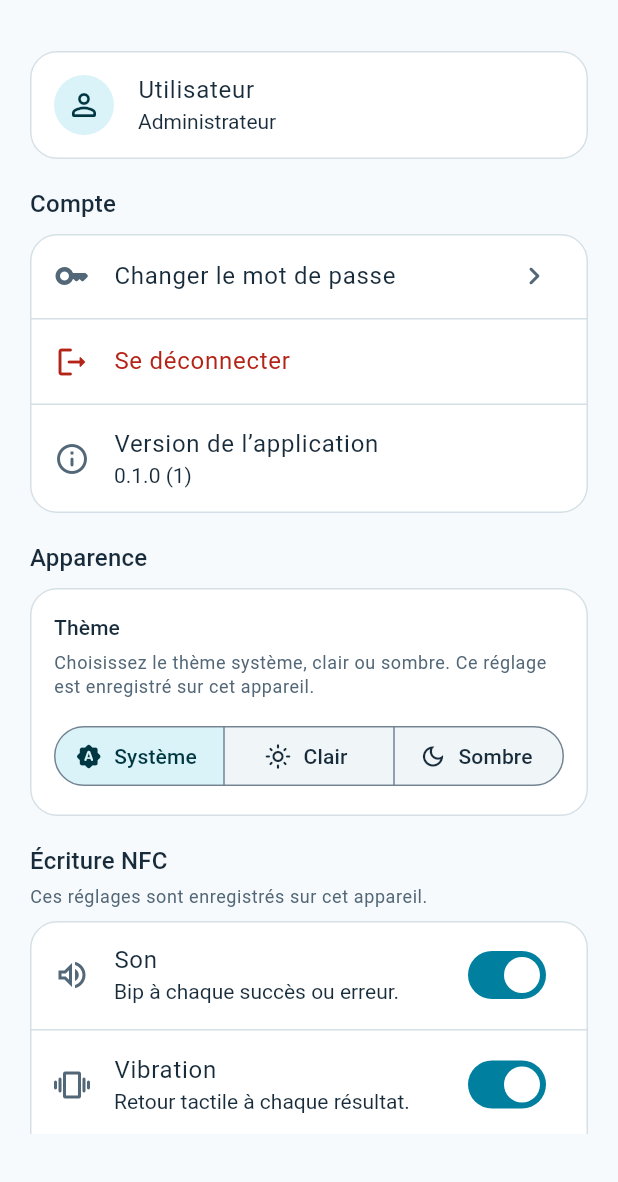
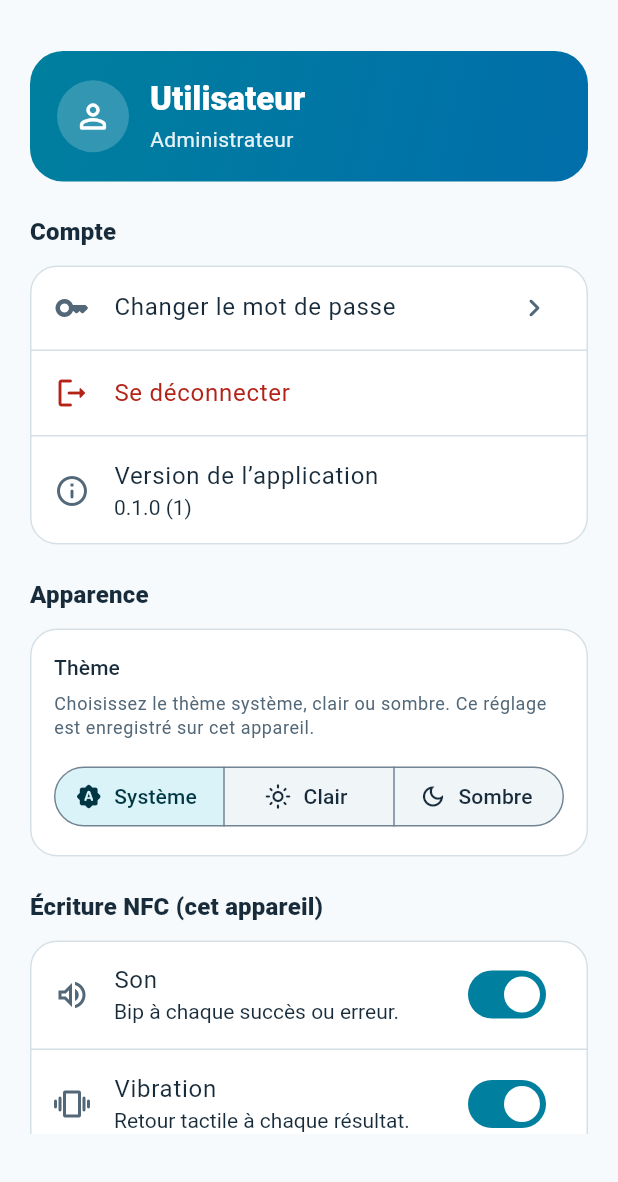
Before and after one commit to poodasamuelpro/Izicard-Managers, a Flutter app: the SettingsScreen screen opened directly with empty values, on a phone screen of 412 x 824 dp, the part 54-1236 px from its top. Run offline on Flutter 3.47's test engine with Material 3 defaults, Android fonts, the phone set to English and light mode, and no system bars; our stand-ins replace connectivity_plus, cross_file, file_picker, package_info_plus, share_plus, shared_preferences and 3 more; missing offline and left inert: app_settings, excel, excel2003, nfc_manager, nfc_manager_ndef; accounts and stored records are empty.

Commit message:
feat(ui): réglages, tableau de bord et détail de carte redessinés
Co-Authored-By: Claude Sonnet 5.5 <noreply@anthropic.com>
Claude-Session: https://claude.ai/code/session_01GAiayizh7pQTdqmgBLDqPR

```diff
--- a/lib/features/settings/settings_screen.dart
+++ b/lib/features/settings/settings_screen.dart
@@ -1,4 +1,6 @@
 import 'package:flutter/material.dart';
+
+import '../../core/widgets/izi_ui.dart';
 import 'package:package_info_plus/package_info_plus.dart';
 import 'package:supabase_flutter/supabase_flutter.dart';
 
@@ -94,31 +96,13 @@ class SettingsScreen extends StatelessWidget {
                 child: ListView(
                   padding: EdgeInsets.zero,
                   children: [
-                    Card(
-                      child: ListTile(
-                        leading: CircleAvatar(
-                          backgroundColor:
-                              Theme.of(context).colorScheme.primaryContainer,
-                          child: Icon(
-                            Icons.person_outline_rounded,
-                            color:
-                                Theme.of(
-                                  context,
-                                ).colorScheme.onPrimaryContainer,
-                          ),
-                        ),
-                        title: Text(profile.displayName),
-                        subtitle: Text(
+                    IziHero(
+                      icon: Icons.person_outline_rounded,
+                      title: profile.displayName,
+                      subtitle:
                           '${profile.role.label}${email.isEmpty ? '' : ' · $email'}',
-                        ),
-                      ),
                     ),
-                    const SizedBox(height: 18),
-                    Text(
-                      'Compte',
-                      style: Theme.of(context).textTheme.titleMedium,
-                    ),
-                    const SizedBox(height: 8),
+                    const IziSectionTitle('Compte'),
                     Card(
                       child: Column(
                         children: [
@@ -163,12 +147,7 @@ class SettingsScreen extends StatelessWidget {
                         ],
                       ),
                     ),
-                    const SizedBox(height: 18),
-                    Text(
-                      'Apparence',
-                      style: Theme.of(context).textTheme.titleMedium,
-                    ),
-                    const SizedBox(height: 8),
+                    const IziSectionTitle('Apparence'),
                     Card(
                       child: Padding(
                         padding: const EdgeInsets.all(16),
@@ -229,19 +208,7 @@ class SettingsScreen extends StatelessWidget {
                         ),
                       ),
                     ),
-                    const SizedBox(height: 18),
-                    Text(
-                      'Écriture NFC',
-                      style: Theme.of(context).textTheme.titleMedium,
-                    ),
-                    const SizedBox(height: 4),
-                    Text(
-                      'Ces réglages sont enregistrés sur cet appareil.',
-                      style: Theme.of(context).textTheme.bodySmall?.copyWith(
-                        color: Theme.of(context).colorScheme.onSurfaceVariant,
-                      ),
-                    ),
-                    const SizedBox(height: 8),
+                    const IziSectionTitle('Écriture NFC (cet appareil)'),
                     Card(
                       child: Column(
                         children: [
@@ -417,10 +384,7 @@ class _ChangePasswordDialogState extends State<_ChangePasswordDialog> {
             ),
             if (_error != null) ...[
               const SizedBox(height: 10),
-              Text(
-                _error!,
-                style: TextStyle(color: Theme.of(context).colorScheme.error),
-              ),
+              IziNotice(_error!, tone: IziTone.error),
             ],
           ],
         ),
```
Also changed, not shown: lib/features/admin/dashboard/admin_dashboard_screen.dart (+46 -125 lines), lib/features/cards/tag_detail_screen.dart (+27 -36 lines).
